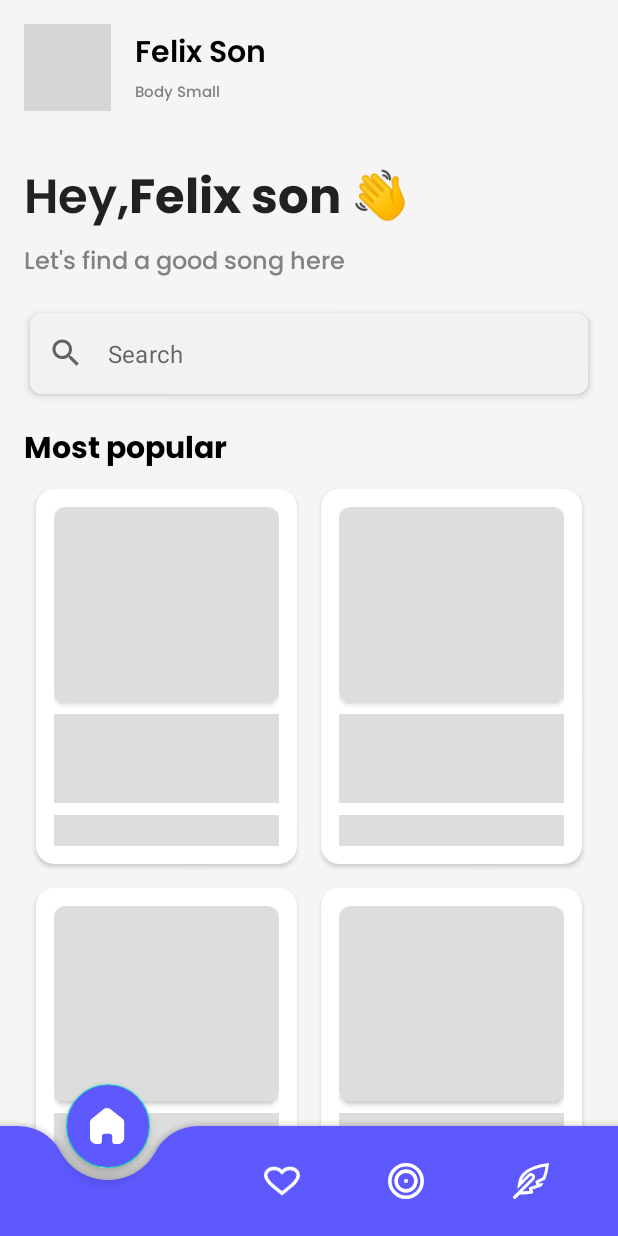
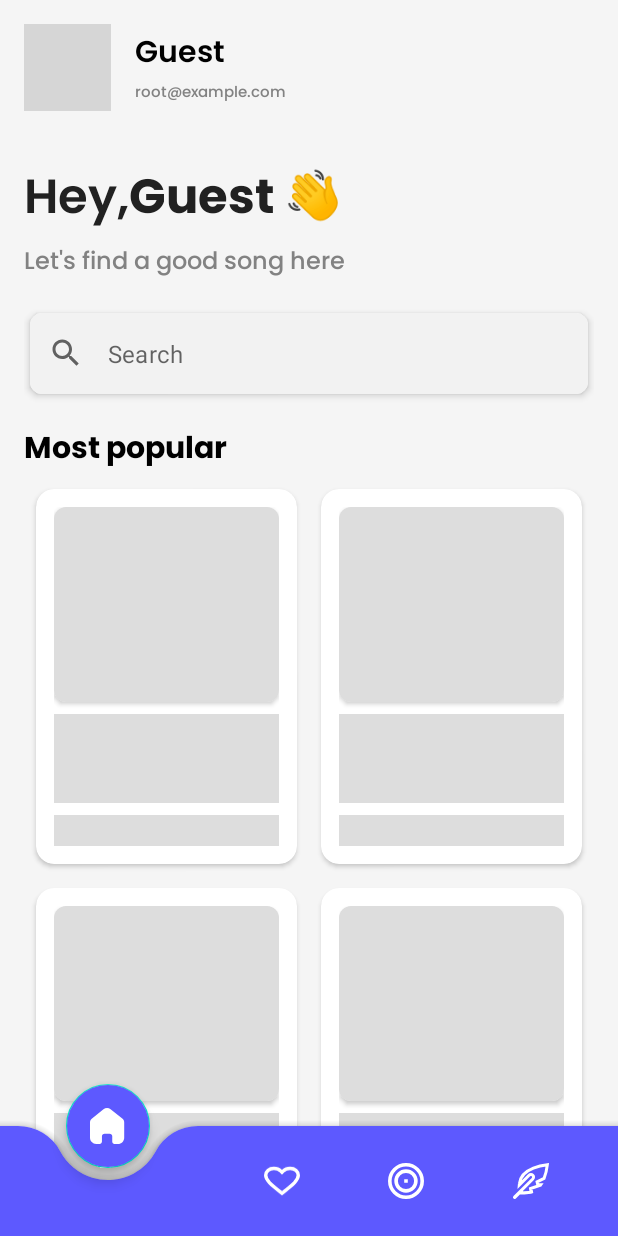
Before and after one commit to Binar-Bootcamp/musik-asiq, an Android app: the HomeFragment screen opened directly, with no data from a screen before it, on a phone screen of 412 x 824 dp. Run offline under Robolectric (Android 15) with nearby library versions, the phone set to English and light mode, and no system bars; our stand-ins replace CircleImageView, Shimmer, navigation-ui; network calls fail; pictures from the network do not load; grey boxes are pictures that could not be loaded.

Commit message:
fix: home to get from shared preference

```diff
--- a/app/src/main/java/com/binaracademy/musikasiq/ui/home/HomeFragment.kt
+++ b/app/src/main/java/com/binaracademy/musikasiq/ui/home/HomeFragment.kt
@@ -9,8 +9,11 @@ import android.view.inputmethod.EditorInfo
 import androidx.fragment.app.Fragment
 import androidx.fragment.app.viewModels
 import androidx.recyclerview.widget.GridLayoutManager
+import com.binaracademy.musikasiq.R
 import com.binaracademy.musikasiq.databinding.FragmentHomeBinding
 import com.binaracademy.musikasiq.ui.result.ResultActivity
+import com.binaracademy.musikasiq.utils.helpers.Constants
+import com.binaracademy.musikasiq.utils.helpers.SharedPreferencesManager
 import com.binaracademy.musikasiq.utils.hideSoftKeyboard
 import com.binaracademy.musikasiq.utils.load
 import com.binaracademy.musikasiq.viewmodel.HomeViewModel
@@ -25,7 +28,6 @@ class HomeFragment : Fragment() {
 
 	private val viewModel: HomeViewModel by viewModels()
 
-	val name = "Ryan"
 
 	override fun onCreateView(
 		inflater: LayoutInflater, container: ViewGroup?,
@@ -38,11 +40,32 @@ class HomeFragment : Fragment() {
 	override fun onViewCreated(view: View, savedInstanceState: Bundle?) {
 		super.onViewCreated(view, savedInstanceState)
 		binding.root.setOnClickListener { it.hideSoftKeyboard() }
-		binding.imgViewAvatar.load("https://ui-avatars.com/api/?name=${name}&size=528.svg")
+		// load user login name to render avatar
+		val sharedPreferences = SharedPreferencesManager(requireContext(), Constants.APP_TABLE)
+		val name = sharedPreferences.getString(Constants.NAME_SP_KEY, "Guest")
+		val email = sharedPreferences.getString(Constants.EMAIL_SP_KEY, "root@example.com")
+		binding.tvEmailAvatar.text = email
+		binding.tvNameAvatar.text = name
+		binding.tvWelcomeName.text = context?.getString(R.string.name_with_hai, name)
+
+		binding.imgViewAvatar.load(
+			"https://ui-avatars.com/api/?name=$name&size=528.svg"
+		)
+		// load popular track and start loading shimmer
 		viewModel.loadPopularTracks(null)
-
 		binding.shimmerViewContainer.startShimmer()
 
+		setupObserver()
+		setupRecyclerView()
+		setUpAction()
+	}
+
+	override fun onDestroyView() {
+		super.onDestroyView()
+		_binding = null
+	}
+
+	private fun setupObserver() {
 		viewModel.getPopularTracks().observe(viewLifecycleOwner) {
 			it.onSuccess { response ->
 				binding.shimmerViewContainer.stopShimmer()
@@ -50,13 +73,6 @@ class HomeFragment : Fragment() {
 				popularAdapter.updatePopular(ArrayList(response.tracks.items))
 			}
 		}
-		setupRecyclerView()
-		setUpAction()
-	}
-
-	override fun onDestroyView() {
-		super.onDestroyView()
-		_binding = null
 	}
 
 	private fun setupRecyclerView() {
--- a/app/src/main/res/layout/activity_onboard.xml
+++ b/app/src/main/res/layout/activity_onboard.xml
@@ -11,8 +11,8 @@
         android:layout_width="match_parent"
         android:layout_height="match_parent"
         android:layout_alignParentBottom="true"
-        android:layout_alignParentEnd="false"
-        android:layout_alignParentStart="false"
+        android:layout_alignParentEnd="true"
+        android:layout_alignParentStart="true"
         android:layout_alignParentTop="true" />
 
     <androidx.constraintlayout.widget.ConstraintLayout
--- a/app/src/main/res/layout/fragment_home.xml
+++ b/app/src/main/res/layout/fragment_home.xml
@@ -38,6 +38,7 @@
                 android:orientation="vertical">
 
                 <TextView
+                    android:id="@+id/tv_name_avatar"
                     android:layout_width="match_parent"
                     android:layout_height="wrap_content"
                     android:fontFamily="@font/fontsemibold"
@@ -47,6 +48,7 @@
                     tools:text="Felix Son" />
 
                 <TextView
+                    android:id="@+id/tv_email_avatar"
                     android:layout_width="match_parent"
                     android:layout_height="wrap_content"
                     android:fontFamily="@font/fontmedium"
@@ -74,10 +76,11 @@
                 tools:text="Hey, " />
 
             <TextView
+                android:id="@+id/tv_welcome_name"
                 android:layout_width="match_parent"
                 android:layout_height="wrap_content"
                 android:fontFamily="@font/fontbold"
-                android:text="@string/felix_son_hey"
+                android:text="@string/name_with_hai"
                 android:textColor="@color/greyscale_900"
                 android:textSize="32sp"
                 tools:text="Felix son 👋" />
--- a/app/src/main/res/values/strings.xml
+++ b/app/src/main/res/values/strings.xml
@@ -8,7 +8,7 @@
     <string name="felix_son">Felix Son</string>
     <string name="body_small">Body Small</string>
     <string name="hey">Hey, </string>
-    <string name="felix_son_hey">Felix son 👋</string>
+    <string name="name_with_hai"> %1$s 👋</string>
     <string name="let_s_find_a_good_song_here">Let\'s find a good song here</string>
     <string name="search">Search</string>
     <string name="most_popular">Most popular</string>
```
Also changed, not shown: app/src/main/java/com/binaracademy/musikasiq/ui/result/ResultActivity.kt (+13 -7 lines), app/src/main/java/com/binaracademy/musikasiq/ui/result/ResultAdapter.kt (+9 -0 lines).
